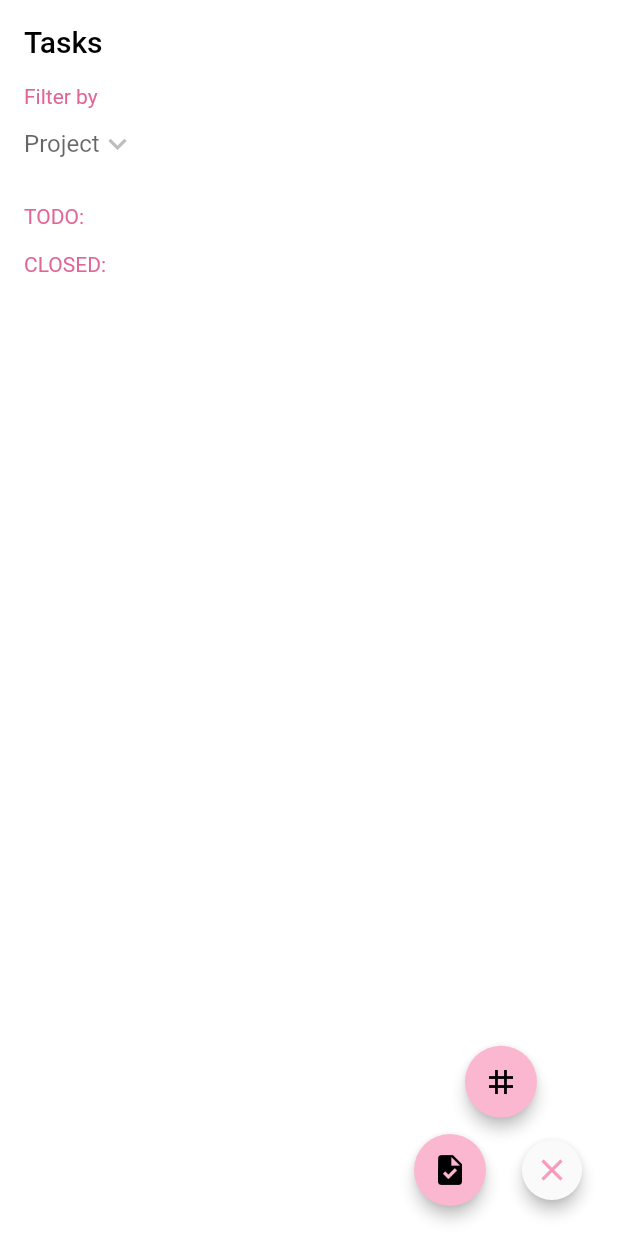
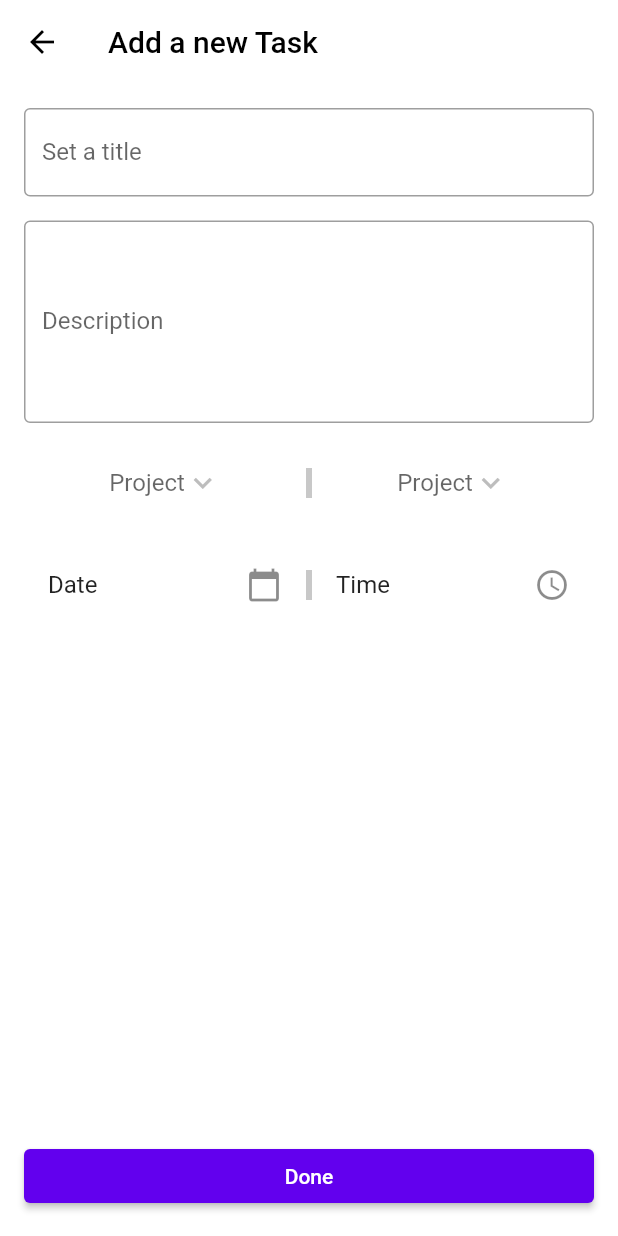
Before and after one commit to MohsenNamazi/todo_list, a Flutter app: the screen it shows after launch, after a tap on the "close" icon, after a tap on the "task" icon, on a phone screen of 412 x 824 dp. Run offline on Flutter 3.47's test engine with Material 3 defaults, Android fonts, the phone set to English and light mode, and no system bars; our stand-ins replace auto_route, dio, flutter_bloc, freezed_annotation, get_it; generated files the repository leaves out were written again; network calls fail.

Commit message:
feat: add new task screen

```diff
--- a/lib/app_router.dart
+++ b/lib/app_router.dart
@@ -1,4 +1,5 @@
 import 'package:auto_route/auto_route.dart';
+import 'package:todo_list/features/new_task/new_task_screen.dart';
 import 'package:todo_list/features/tasks/tasks_screen.dart';
 part 'app_router.gr.dart';
 
@@ -7,5 +8,6 @@ class AppRouter extends _$AppRouter {
   @override
   List<AutoRoute> get routes => [
         AutoRoute(page: TasksRoute.page, initial: true, path: '/tasks'),
+        AutoRoute(page: NewTaskRoute.page, path: '/new_task'),
       ];
 }
--- /dev/null
+++ b/lib/features/new_task/new_task_screen.dart
@@ -0,0 +1,188 @@
+import 'package:auto_route/auto_route.dart';
+import 'package:flutter/material.dart';
+import 'package:todo_list/data/model/new_task/new_task.dart';
+import 'package:todo_list/data/model/project/project.dart';
+import 'package:todo_list/features/common/consts/spacing.dart';
+import 'package:todo_list/features/common/extensions/build_context.dart';
+import 'package:todo_list/features/common/theme/colors.dart';
+import 'package:todo_list/features/widgets/custom_text_form_field.dart';
+import 'package:todo_list/features/widgets/priority_selector.dart';
+import 'package:todo_list/features/widgets/project_selector.dart';
+
+@RoutePage()
+class NewTaskScreen extends StatefulWidget {
+  const NewTaskScreen({super.key});
+
+  @override
+  State<NewTaskScreen> createState() => _NewTaskScreenState();
+}
+
+class _NewTaskScreenState extends State<NewTaskScreen> {
+  final _formKey = GlobalKey<FormState>();
+  NewTaskBody _newTaskBody = const NewTaskBody(content: '');
+  Project? selectedProject;
+  DateTime? _selectedDueDate;
+  TimeOfDay? _selectedDueTime;
+
+  @override
+  Widget build(BuildContext context) {
+    final l10n = context.l10n;
+    final bottomPadding = context.bottomPadding;
+
+    return Scaffold(
+      appBar: AppBar(
+        title: Text(l10n.addNewTask),
+      ),
+      body: Padding(
+        padding: const EdgeInsets.all(16.0),
+        child: Form(
+          key: _formKey,
+          child: Column(
+            crossAxisAlignment: CrossAxisAlignment.stretch,
+            children: [
+              Expanded(
+                child: ListView(
+                  children: [
+                    CustomTextFormField(
+                      labelText: l10n.newTaskTitle,
+                      validator: (value) {
+                        if (value == null || value.isEmpty) {
+                          return l10n.titleError;
+                        }
+                        return null;
+                      },
+                      onSaved: (value) =>
+                          _newTaskBody = _newTaskBody.copyWith(content: value!),
+                    ),
+                    const SizedBox(height: Spacing.s4),
+                    CustomTextFormField(
+                      labelText: l10n.description,
+                      maxLines: 5,
+                      onSaved: (value) => _newTaskBody =
+                          _newTaskBody.copyWith(description: value),
+                    ),
+                    const SizedBox(height: Spacing.s4),
+                    Row(
+                      children: [
+                        Expanded(
+                          child: Center(
+                            child: ProjectSelector(
+                              onChanged: (project) {
+                                selectedProject = project;
+                              },
+                            ),
+                          ),
+                        ),
+                        ColoredBox(
+                          color: ColorPalettes.neutral[300]!,
+                          child: const SizedBox(
+                            width: Spacing.s1,
+                            height: Spacing.s5,
+                          ),
+                        ),
+                        Expanded(
+                          child: Center(
+                            child: PrioritySelector(
+                              onChanged: (priority) {},
+                            ),
+                          ),
+                        ),
+                      ],
+                    ),
+                    const SizedBox(height: Spacing.s4),
+                    Row(
+                      children: [
+                        Expanded(
+                          child: ListTile(
+                            title: Text(_selectedDueDate == null
+                                ? l10n.date
+                                : '${_selectedDueDate!.toLocal()}'
+                                    .split(' ')[0]),
+                            trailing: const Icon(Icons.calendar_today),
+                            onTap: _pickDueDate,
+                          ),
+                        ),
+                        ColoredBox(
+                          color: ColorPalettes.neutral[300]!,
+                          child: const SizedBox(
+                            width: Spacing.s1,
+                            height: Spacing.s5,
+                          ),
+                        ),
+                        Expanded(
+                          child: ListTile(
+                            title: Text(_selectedDueTime == null
+                                ? l10n.time
+                                : _selectedDueTime!.format(context)),
+                            trailing: const Icon(Icons.access_time),
+                            onTap: _pickDueTime,
+                          ),
+                        ),
+                      ],
+                    ),
+                    const SizedBox(height: Spacing.s5),
+                  ],
+                ),
+              ),
+              ElevatedButton(
+                onPressed: _submitForm,
+                child: Text(l10n.done),
+              ),
+              SizedBox(height: bottomPadding),
+            ],
+          ),
+        ),
+      ),
+    );
+  }
+
+  Future<void> _pickDueTime() async {
+    TimeOfDay? pickedTime = await showTimePicker(
+      context: context,
+      initialTime: TimeOfDay.now(),
+    );
+    if (pickedTime != null) {
+      setState(() {
+        _selectedDueTime = pickedTime;
+      });
+      if (_selectedDueDate != null) {
+        _setDueDatetime();
+      }
+    }
+  }
+
+  void _setDueDatetime() {
+    final DateTime dueDateTime = DateTime(
+      _selectedDueDate!.year,
+      _selectedDueDate!.month,
+      _selectedDueDate!.day,
+      _selectedDueTime!.hour,
+      _selectedDueTime!.minute,
+    );
+    _newTaskBody =
+        _newTaskBody.copyWith(dueDatetime: dueDateTime.toIso8601String());
+  }
+
+  void _pickDueDate() async {
+    DateTime? pickedDate = await showDatePicker(
+      context: context,
+      initialDate: DateTime.now(),
+      firstDate: DateTime(2000),
+      lastDate: DateTime(2101),
+    );
+    if (pickedDate != null && pickedDate != _selectedDueDate) {
+      setState(() {
+        _selectedDueDate = pickedDate;
+        _newTaskBody =
+            _newTaskBody.copyWith(dueDate: _selectedDueDate!.toIso8601String());
+      });
+    }
+  }
+
+  void _submitForm() {
+    if (_formKey.currentState!.validate()) {
+      _formKey.currentState!.save();
+      // Call the API with _newTaskBody
+    }
+  }
+}
--- a/lib/features/tasks/widgets/list_title.dart
+++ b/lib/features/tasks/widgets/list_title.dart
@@ -3,7 +3,7 @@ import 'package:todo_list/features/common/consts/spacing.dart';
 import 'package:todo_list/features/common/theme/colors.dart';
 
 class ListTitle extends StatelessWidget {
-  const ListTitle({super.key, required this.title, this.topPadding = 0});
+  const ListTitle(this.title, {super.key, this.topPadding = 0});
   final String title;
   final double topPadding;
 
--- a/lib/features/tasks/widgets/tasks_expandable_fab.dart
+++ b/lib/features/tasks/widgets/tasks_expandable_fab.dart
@@ -1,4 +1,5 @@
 import 'package:flutter/material.dart';
+import 'package:todo_list/app_router.dart';
 import 'package:todo_list/dependency_injector/injector.dart';
 import 'package:todo_list/features/common/consts/spacing.dart';
 import 'package:todo_list/features/common/extensions/build_context.dart';
@@ -64,7 +65,9 @@ class _TasksExpandableFabState extends State<TasksExpandableFab> {
     );
   }
 
-  void _createNewTask() {}
+  void _createNewTask() {
+    inject<AppRouter>().push(const NewTaskRoute());
+  }
 
   @override
   void dispose() {
--- a/lib/features/tasks/widgets/tasks_filter_view.dart
+++ b/lib/features/tasks/widgets/tasks_filter_view.dart
@@ -1,11 +1,9 @@
 import 'package:flutter/material.dart';
-import 'package:flutter_bloc/flutter_bloc.dart';
-import 'package:todo_list/data/model/project/project.dart';
 import 'package:todo_list/data/model/task_filter/task_filter.dart';
 import 'package:todo_list/features/common/consts/spacing.dart';
 import 'package:todo_list/features/common/extensions/build_context.dart';
-import 'package:todo_list/features/tasks/cubit/projects_cubit/projects_cubit.dart';
 import 'package:todo_list/features/tasks/widgets/list_title.dart';
+import 'package:todo_list/features/widgets/project_selector.dart';
 
 class TasksFilterView extends StatelessWidget {
   const TasksFilterView({
@@ -23,14 +21,18 @@ class TasksFilterView extends StatelessWidget {
         mainAxisSize: MainAxisSize.min,
         crossAxisAlignment: CrossAxisAlignment.stretch,
         children: [
-          ListTitle(title: l10n.filterBy),
+          ListTitle(l10n.filterBy),
           SingleChildScrollView(
             scrollDirection: Axis.horizontal,
             child: Row(
               children: [
                 const SizedBox(width: Spacing.s4),
-                _ProjectFilter(taskFilterNotifier),
-                const SizedBox(width: Spacing.s4),
+                ProjectSelector(
+                  onChanged: (project) {
+                    taskFilterNotifier.value = taskFilterNotifier.value
+                        .copyWith(projectId: project?.id);
+                  },
+                ),
               ],
             ),
           ),
@@ -39,61 +41,3 @@ class TasksFilterView extends StatelessWidget {
     );
   }
 }
-
-class _ProjectFilter extends StatefulWidget {
-  const _ProjectFilter(this.taskFilterNotifier);
-  final ValueNotifier<TaskFilter> taskFilterNotifier;
-
-  @override
-  State<_ProjectFilter> createState() => _ProjectFilterState();
-}
-
-class _ProjectFilterState extends State<_ProjectFilter> {
-  Project? selectedProject;
-
-  @override
-  Widget build(BuildContext context) {
-    final l10n = context.l10n;
-    final icon = selectedProject == null
-        ? const Icon(Icons.keyboard_arrow_down)
-        : InkWell(
-            onTap: () {
-              projectChanged(null);
-              setState(() {
-                selectedProject = null;
-              });
-            },
-            child: const Icon(Icons.close));
-    return BlocBuilder<ProjectsCubit, ProjectsState>(
-      builder: (context, state) {
-        final projects = state.getData();
-        return DropdownButton<Project>(
-          underline: const SizedBox.shrink(),
-          value: selectedProject,
-          icon: icon,
-          elevation: 16,
-          hint: Text(l10n.project),
-          items: projects
-              .map(
-                (project) => DropdownMenuItem<Project>(
-                  value: project,
-                  child: Text(project.name ?? ''),
-                ),
-              )
-              .toList(),
-          onChanged: (Project? project) {
-            projectChanged(project);
-            setState(() {
-              selectedProject = project;
-            });
-          },
-        );
-      },
-    );
-  }
-
-  void projectChanged(Project? project) {
-    widget.taskFilterNotifier.value =
-        widget.taskFilterNotifier.value.copyWith(projectId: project?.id);
-  }
-}
--- a/lib/features/tasks/widgets/tasks_view.dart
+++ b/lib/features/tasks/widgets/tasks_view.dart
@@ -20,13 +20,13 @@ class TasksView extends StatelessWidget {
     return ListView(
       children: [
         ListTitle(
-          title: l10n.todo,
+          l10n.todo,
           topPadding: Spacing.s4,
         ),
         _TasksListView(
             tasks.where((task) => !(task.isCompleted ?? false)).toList()),
         ListTitle(
-          title: l10n.closed,
+          l10n.closed,
           topPadding: Spacing.s4,
         ),
         _TasksListView(
--- /dev/null
+++ b/lib/features/widgets/custom_text_form_field.dart
@@ -0,0 +1,31 @@
+import 'package:flutter/material.dart';
+
+class CustomTextFormField extends StatelessWidget {
+  const CustomTextFormField({
+    this.labelText,
+    this.validator,
+    this.onSaved,
+    this.maxLines,
+    super.key,
+  });
+
+  final int? maxLines;
+  final String? labelText;
+  final String? Function(String?)? validator;
+  final Function(String?)? onSaved;
+
+  @override
+  Widget build(BuildContext context) {
+    return TextFormField(
+      decoration: InputDecoration(
+        border: OutlineInputBorder(
+          borderRadius: BorderRadius.circular(4),
+        ),
+        labelText: labelText,
+      ),
+      validator: validator,
+      onSaved: onSaved,
+      maxLines: maxLines,
+    );
+  }
+}
--- /dev/null
+++ b/lib/features/widgets/priority_selector.dart
@@ -0,0 +1,58 @@
+import 'package:flutter/material.dart';
+import 'package:flutter_bloc/flutter_bloc.dart';
+import 'package:todo_list/data/model/project/project.dart';
+import 'package:todo_list/features/common/extensions/build_context.dart';
+import 'package:todo_list/features/tasks/cubit/projects_cubit/projects_cubit.dart';
+
+class PrioritySelector extends StatefulWidget {
+  const PrioritySelector({required this.onChanged, super.key});
+  final Function(Project?) onChanged;
+
+  @override
+  State<PrioritySelector> createState() => _PrioritySelectorState();
+}
+
+class _PrioritySelectorState extends State<PrioritySelector> {
+  Project? selectedProject;
+
+  @override
+  Widget build(BuildContext context) {
+    final l10n = context.l10n;
+    final icon = selectedProject == null
+        ? const Icon(Icons.keyboard_arrow_down)
+        : InkWell(
+            onTap: () {
+              widget.onChanged(null);
+              setState(() {
+                selectedProject = null;
+              });
+            },
+            child: const Icon(Icons.close));
+    return BlocBuilder<ProjectsCubit, ProjectsState>(
+      builder: (context, state) {
+        final projects = state.getData();
+        return DropdownButton<Project>(
+          underline: const SizedBox.shrink(),
+          value: selectedProject,
+          icon: icon,
+          elevation: 16,
+          hint: Text(l10n.project),
+          items: projects
+              .map(
+                (project) => DropdownMenuItem<Project>(
+                  value: project,
+                  child: Text(project.name ?? ''),
+                ),
+              )
+              .toList(),
+          onChanged: (Project? project) {
+            widget.onChanged(project);
+            setState(() {
+              selectedProject = project;
+            });
+          },
+        );
+      },
+    );
+  }
+}
--- /dev/null
+++ b/lib/features/widgets/project_selector.dart
@@ -0,0 +1,58 @@
+import 'package:flutter/material.dart';
+import 'package:flutter_bloc/flutter_bloc.dart';
+import 'package:todo_list/data/model/project/project.dart';
+import 'package:todo_list/features/common/extensions/build_context.dart';
+import 'package:todo_list/features/tasks/cubit/projects_cubit/projects_cubit.dart';
+
+class ProjectSelector extends StatefulWidget {
+  const ProjectSelector({required this.onChanged, super.key});
+  final Function(Project?) onChanged;
+
+  @override
+  State<ProjectSelector> createState() => _ProjectSelectorState();
+}
+
+class _ProjectSelectorState extends State<ProjectSelector> {
+  Project? selectedProject;
+
+  @override
+  Widget build(BuildContext context) {
+    final l10n = context.l10n;
+    final icon = selectedProject == null
+        ? const Icon(Icons.keyboard_arrow_down)
+        : InkWell(
+            onTap: () {
+              widget.onChanged(null);
+              setState(() {
+                selectedProject = null;
+              });
+            },
+            child: const Icon(Icons.close));
+    return BlocBuilder<ProjectsCubit, ProjectsState>(
+      builder: (context, state) {
+        final projects = state.getData();
+        return DropdownButton<Project>(
+          underline: const SizedBox.shrink(),
+          value: selectedProject,
+          icon: icon,
+          elevation: 16,
+          hint: Text(l10n.project),
+          items: projects
+              .map(
+                (project) => DropdownMenuItem<Project>(
+                  value: project,
+                  child: Text(project.name ?? ''),
+                ),
+              )
+              .toList(),
+          onChanged: (Project? project) {
+            widget.onChanged(project);
+            setState(() {
+              selectedProject = project;
+            });
+          },
+        );
+      },
+    );
+  }
+}
--- a/lib/l10n/app_en.arb
+++ b/lib/l10n/app_en.arb
@@ -10,6 +10,13 @@
     "anErrorHappened": "An error happened",
     "todo": "TODO:",
     "closed": "CLOSED:",
-    "filterBy": "Filter by"
-
+    "filterBy": "Filter by",
+    "addNewTask": "Add a new Task",
+    "titleError": "Please enter title",
+    "newTaskTitle": "Set a title",
+    "description": "Description",
+    "date": "Date",
+    "time": "Time",
+    "priority": "Priority",
+    "done": "Done"
 }
```
Also changed, not shown: lib/app_router.gr.dart.
